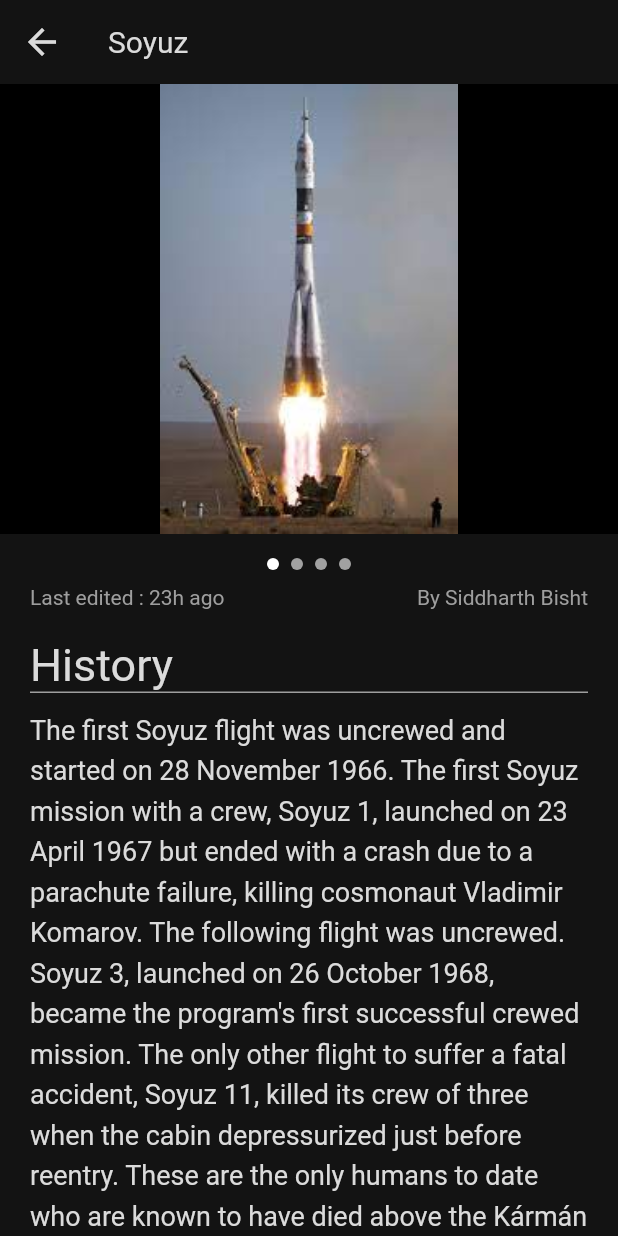
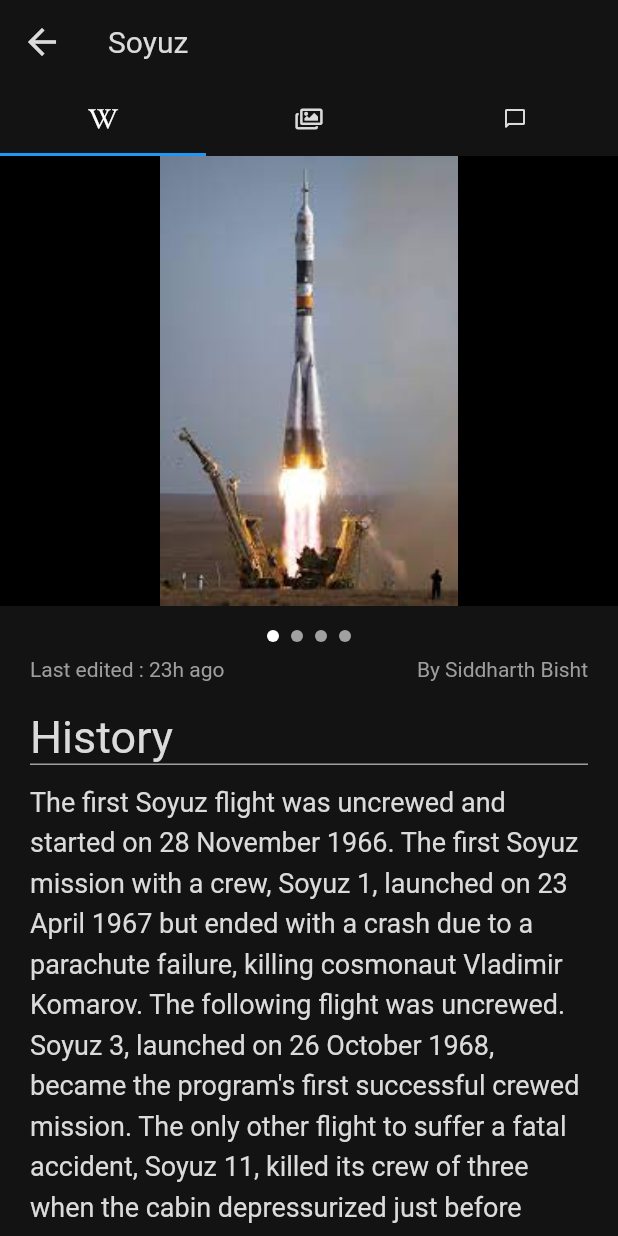
Before and after one commit to BSiddharth/RocketDictionary, a Flutter app: the CardDetailed screen opened by its route, on a phone screen of 412 x 824 dp. Run offline on Flutter 3.47's test engine with Material 2 defaults, Android fonts, the phone set to English and light mode, and no system bars; drawn by our look-alikes of smooth_page_indicator; our stand-ins replace flutter_riverpod, font_awesome_flutter.

Commit message:
added tabs in card detailed page

```diff
--- a/frontend/lib/main.dart
+++ b/frontend/lib/main.dart
@@ -3,7 +3,7 @@ import 'package:flutter/services.dart';
 import 'package:rocketdictionary/const.dart';
 import 'package:flutter_riverpod/flutter_riverpod.dart';
 import 'package:rocketdictionary/providers.dart';
-import 'package:rocketdictionary/screens/card_detailed.dart';
+import 'package:rocketdictionary/screens/cardDetailedScreens/card_detailed.dart';
 import 'package:rocketdictionary/screens/mainScreens/main_screen.dart';
 
 void main() {
--- /dev/null
+++ b/frontend/lib/screens/cardDetailedScreens/card_detailed.dart
@@ -0,0 +1,70 @@
+import 'package:flutter/material.dart';
+import 'package:rocketdictionary/customWidgets/custom_icon_button.dart';
+import 'package:font_awesome_flutter/font_awesome_flutter.dart';
+import 'package:rocketdictionary/screens/cardDetailedScreens/chat_post_screen.dart';
+import 'package:rocketdictionary/screens/cardDetailedScreens/gallery_screen.dart';
+import 'package:rocketdictionary/screens/cardDetailedScreens/wiki_screen.dart';
+
+class CardDetailed extends StatelessWidget {
+  CardDetailed({Key? key}) : super(key: key);
+  static const name = '/CardDetailed';
+
+  // final ScrollController _scrollController = ScrollController();
+
+  // _scrollToTop() {
+  //   _scrollController.animateTo(
+  //     _scrollController.position.minScrollExtent,
+  //     curve: Curves.easeOut,
+  //     duration: const Duration(milliseconds: 500),
+  //   );
+  // }
+
+  @override
+  Widget build(BuildContext context) {
+    return DefaultTabController(
+      length: 3,
+      child: Scaffold(
+        appBar: AppBar(
+          title: GestureDetector(
+            child: const Text('Soyuz'),
+            onTap: () {
+              // _scrollToTop();
+            },
+          ),
+          leading: CustomIconButton(
+            icon: const Icon(Icons.arrow_back),
+            onPressed: () {
+              Navigator.pop(context);
+            },
+          ),
+          bottom: const TabBar(
+            tabs: [
+              Tab(
+                  icon: FaIcon(
+                FontAwesomeIcons.wikipediaW,
+                size: 16,
+              )),
+              Tab(
+                  icon: FaIcon(
+                FontAwesomeIcons.images,
+                size: 16,
+              )),
+              Tab(
+                  icon: Icon(
+                Icons.chat_bubble_outline_rounded,
+                size: 16,
+              )),
+            ],
+          ),
+        ),
+        body: TabBarView(
+          children: [
+            WikiScreen(),
+            const GalleryScreen(),
+            const ChatPostScreen(),
+          ],
+        ),
+      ),
+    );
+  }
+}
--- /dev/null
+++ b/frontend/lib/screens/cardDetailedScreens/chat_post_screen.dart
@@ -0,0 +1,10 @@
+import 'package:flutter/material.dart';
+
+class ChatPostScreen extends StatelessWidget {
+  const ChatPostScreen({Key? key}) : super(key: key);
+
+  @override
+  Widget build(BuildContext context) {
+    return Container();
+  }
+}
--- /dev/null
+++ b/frontend/lib/screens/cardDetailedScreens/gallery_screen.dart
@@ -0,0 +1,10 @@
+import 'package:flutter/material.dart';
+
+class GalleryScreen extends StatelessWidget {
+  const GalleryScreen({Key? key}) : super(key: key);
+
+  @override
+  Widget build(BuildContext context) {
+    return Container();
+  }
+}
--- /dev/null
+++ b/frontend/lib/screens/cardDetailedScreens/wiki_screen.dart
@@ -0,0 +1,158 @@
+import 'package:flutter/material.dart';
+import 'package:rocketdictionary/const.dart';
+import 'package:rocketdictionary/customWidgets/scroll_glow_remover.dart';
+import 'package:rocketdictionary/providers.dart';
+import 'package:smooth_page_indicator/smooth_page_indicator.dart';
+import 'package:flutter_riverpod/flutter_riverpod.dart';
+
+class WikiScreen extends StatelessWidget {
+  WikiScreen({Key? key}) : super(key: key);
+  final ScrollController _scrollController = ScrollController();
+  final PageController _pageController = PageController(
+    initialPage: 0,
+  );
+
+  @override
+  Widget build(BuildContext context) {
+    return ScrollGlowRemover(
+      child: ListView(
+        controller: _scrollController,
+        children: [
+          Container(
+            color: Colors.black,
+            height: 300,
+            child: PageView(
+              scrollDirection: Axis.horizontal,
+              controller: _pageController,
+              children: const [
+                Image(
+                  image: AssetImage('assets/images/soyuz.jpg'),
+                  fit: BoxFit.contain,
+                  // fit: BoxFit.contain,
+                ),
+                Image(
+                  image: AssetImage('assets/images/g1.jpg'),
+                  fit: BoxFit.contain,
+                  // fit: BoxFit.contain,
+                ),
+                Image(
+                  image: AssetImage('assets/images/g2.jpg'),
+                  fit: BoxFit.contain,
+                  // fit: BoxFit.contain,
+                ),
+                Image(
+                  image: AssetImage('assets/images/g3.jpg'),
+                  fit: BoxFit.contain,
+                  // fit: BoxFit.contain,
+                ),
+              ],
+            ),
+          ),
+          Padding(
+            padding: const EdgeInsets.only(top: 16),
+            child: Center(child: Consumer(
+              builder: (context, ref, child) {
+                return SmoothPageIndicator(
+                  controller: _pageController,
+                  count: 4,
+                  effect: WormEffect(
+                    spacing: 8.0,
+                    radius: 16.0,
+                    dotWidth: 8.0,
+                    dotHeight: 8.0,
+                    paintStyle: PaintingStyle.fill,
+                    strokeWidth: 1.5,
+                    dotColor: ref.watch(lightModeActivatedStateProvider)
+                        ? Colors.grey
+                        : Colors.white60,
+                    activeDotColor: ref.watch(lightModeActivatedStateProvider)
+                        ? kPrussianBlue
+                        : Colors.white,
+                  ),
+                );
+              },
+            )),
+          ),
+          Padding(
+            padding: const EdgeInsets.symmetric(horizontal: 20, vertical: 10),
+            child: Row(
+              mainAxisAlignment: MainAxisAlignment.spaceBetween,
+              children: const [
+                Text(
+                  'Last edited : 23h ago',
+                  textAlign: TextAlign.right,
+                  style: TextStyle(color: Colors.grey),
+                ),
+                Text(
+                  'By Siddharth Bisht',
+                  textAlign: TextAlign.right,
+                  style: TextStyle(color: Colors.grey),
+                ),
+              ],
+            ),
+          ),
+          const CardDetailedHeadingParagraphs(
+            isTopHeading: true,
+            heading: 'History',
+            body:
+                '''The first Soyuz flight was uncrewed and started on 28 November 1966. The first Soyuz mission with a crew, Soyuz 1, launched on 23 April 1967 but ended with a crash due to a parachute failure, killing cosmonaut Vladimir Komarov. The following flight was uncrewed. Soyuz 3, launched on 26 October 1968, became the program's first successful crewed mission. The only other flight to suffer a fatal accident, Soyuz 11, killed its crew of three when the cabin depressurized just before reentry. These are the only humans to date who are known to have died above the Kármán line.[1] Despite these early incidents, Soyuz is widely considered the world's safest, most cost-effective human spaceflight vehicle,[2] established by its unparalleled length of operational history.[3][4] Soyuz spacecraft were used to carry cosmonauts to and from Salyut and later Mir Soviet space stations, and are now used for transport to and from the International Space Station (ISS). At least one Soyuz spacecraft is docked to ISS at all times for use as an escape craft in the event of an emergency. The spacecraft is intended to be replaced by the six-person Orel spacecraft.[5]''',
+          ),
+          const CardDetailedHeadingParagraphs(
+            isTopHeading: true,
+            heading: 'Design',
+            body:
+                '''A Soyuz spacecraft consists of three parts (from front to back):
+
+      A spheroid orbital module, which provides accommodation for the crew during their mission;
+      A small aerodynamic reentry module, which returns the crew to Earth;
+      A cylindrical service module with solar panels attached, which contains the instruments and engines.
+      The orbital and service modules are single-use and are destroyed upon reentry in the atmosphere. Though this might seem wasteful, it reduces the amount of heat shielding required for reentry, saving mass compared to designs containing all of the living space and life support in a single capsule. This allows smaller rockets to launch the spacecraft or can be used to increase the habitable space available to the crew (6.2 m3 (220 cu ft) in Apollo CM vs 7.5 m3 (260 cu ft) in Soyuz) in the mass budget. The orbital and reentry portions are habitable living space, with the service module containing the fuel, main engines and instrumentation. The Soyuz is not reusable; it is expendable. A new Soyuz spacecraft must be made for every mission.[6]
+
+      Soyuz can carry up to three crew members and provide life support for about 30 person days. The life support system provides a nitrogen/oxygen atmosphere at sea level partial pressures. The atmosphere is regenerated through potassium superoxide (KO2) cylinders, which absorb most of the carbon dioxide (CO2) and water produced by the crew and regenerates the oxygen, and lithium hydroxide (LiOH) cylinders which absorb leftover CO2.
+
+      The vehicle is protected during launch by a payload fairing, which is jettisoned along with the SAS at 2+1⁄2 minutes into launch. It has an automatic docking system. The ship can be operated automatically, or by a pilot independently of ground control.''',
+          ),
+        ],
+      ),
+    );
+  }
+}
+
+class CardDetailedHeadingParagraphs extends StatelessWidget {
+  const CardDetailedHeadingParagraphs(
+      {Key? key,
+      required this.heading,
+      required this.body,
+      this.isTopHeading = false})
+      : super(key: key);
+  final String heading;
+  final String body;
+  final bool isTopHeading;
+  @override
+  Widget build(BuildContext context) {
+    return Padding(
+      padding: const EdgeInsets.symmetric(
+        horizontal: 20.0,
+        vertical: 10,
+      ),
+      child: Column(
+        crossAxisAlignment: CrossAxisAlignment.start,
+        mainAxisSize: MainAxisSize.min,
+        children: [
+          Text(heading, style: TextStyle(fontSize: isTopHeading ? 30 : 25)),
+          Container(
+            color: Colors.grey,
+            height: isTopHeading ? 1 : 0,
+          ),
+          const SizedBox(
+            height: 10,
+          ),
+          Text(
+            body,
+            style: const TextStyle(fontSize: 18, height: 1.5),
+          )
+        ],
+      ),
+    );
+  }
+}
--- a/frontend/lib/screens/card_detailed.dart
+++ /dev/null
@@ -1,184 +0,0 @@
-import 'package:flutter/material.dart';
-import 'package:rocketdictionary/const.dart';
-import 'package:rocketdictionary/customWidgets/custom_icon_button.dart';
-import 'package:rocketdictionary/customWidgets/scroll_glow_remover.dart';
-import 'package:rocketdictionary/providers.dart';
-import 'package:smooth_page_indicator/smooth_page_indicator.dart';
-import 'package:flutter_riverpod/flutter_riverpod.dart';
-
-class CardDetailed extends StatelessWidget {
-  CardDetailed({Key? key}) : super(key: key);
-  static const name = '/CardDetailed';
-  final PageController _pageController = PageController(
-    initialPage: 0,
-  );
-  final ScrollController _scrollController = ScrollController();
-
-  _scrollToTop() {
-    _scrollController.animateTo(
-      _scrollController.position.minScrollExtent,
-      curve: Curves.easeOut,
-      duration: const Duration(milliseconds: 500),
-    );
-  }
-
-  @override
-  Widget build(BuildContext context) {
-    return Scaffold(
-      appBar: AppBar(
-        title: GestureDetector(
-          child: const Text('Soyuz'),
-          onTap: () {
-            _scrollToTop();
-          },
-        ),
-        leading: CustomIconButton(
-          icon: const Icon(Icons.arrow_back),
-          onPressed: () {
-            Navigator.pop(context);
-          },
-        ),
-      ),
-      body: ScrollGlowRemover(
-        child: ListView(
-          controller: _scrollController,
-          children: [
-            Container(
-              color: Colors.black,
-              height: 300,
-              child: PageView(
-                scrollDirection: Axis.horizontal,
-                controller: _pageController,
-                children: const [
-                  Image(
-                    image: AssetImage('assets/images/soyuz.jpg'),
-                    fit: BoxFit.contain,
-                    // fit: BoxFit.contain,
-                  ),
-                  Image(
-                    image: AssetImage('assets/images/g1.jpg'),
-                    fit: BoxFit.contain,
-                    // fit: BoxFit.contain,
-                  ),
-                  Image(
-                    image: AssetImage('assets/images/g2.jpg'),
-                    fit: BoxFit.contain,
-                    // fit: BoxFit.contain,
-                  ),
-                  Image(
-                    image: AssetImage('assets/images/g3.jpg'),
-                    fit: BoxFit.contain,
-                    // fit: BoxFit.contain,
-                  ),
-                ],
-              ),
-            ),
-            Padding(
-              padding: const EdgeInsets.only(top: 16),
-              child: Center(child: Consumer(
-                builder: (context, ref, child) {
-                  return SmoothPageIndicator(
-                    controller: _pageController,
-                    count: 4,
-                    effect: WormEffect(
-                      spacing: 8.0,
-                      radius: 16.0,
-                      dotWidth: 8.0,
-                      dotHeight: 8.0,
-                      paintStyle: PaintingStyle.fill,
-                      strokeWidth: 1.5,
-                      dotColor: ref.watch(lightModeActivatedStateProvider)
-                          ? Colors.grey
-                          : Colors.white60,
-                      activeDotColor: ref.watch(lightModeActivatedStateProvider)
-                          ? kPrussianBlue
-                          : Colors.white,
-                    ),
-                  );
-                },
-              )),
-            ),
-            Padding(
-              padding: const EdgeInsets.symmetric(horizontal: 20, vertical: 10),
-              child: Row(
-                mainAxisAlignment: MainAxisAlignment.spaceBetween,
-                children: const [
-                  Text(
-                    'Last edited : 23h ago',
-                    textAlign: TextAlign.right,
-                    style: TextStyle(color: Colors.grey),
-                  ),
-                  Text(
-                    'By Siddharth Bisht',
-                    textAlign: TextAlign.right,
-                    style: TextStyle(color: Colors.grey),
-                  ),
-                ],
-              ),
-            ),
-            const CardDetailedHeadingParagraphs(
-              isTopHeading: true,
-              heading: 'History',
-              body:
-                  '''The first Soyuz flight was uncrewed and started on 28 November 1966. The first Soyuz mission with a crew, Soyuz 1, launched on 23 April 1967 but ended with a crash due to a parachute failure, killing cosmonaut Vladimir Komarov. The following flight was uncrewed. Soyuz 3, launched on 26 October 1968, became the program's first successful crewed mission. The only other flight to suffer a fatal accident, Soyuz 11, killed its crew of three when the cabin depressurized just before reentry. These are the only humans to date who are known to have died above the Kármán line.[1] Despite these early incidents, Soyuz is widely considered the world's safest, most cost-effective human spaceflight vehicle,[2] established by its unparalleled length of operational history.[3][4] Soyuz spacecraft were used to carry cosmonauts to and from Salyut and later Mir Soviet space stations, and are now used for transport to and from the International Space Station (ISS). At least one Soyuz spacecraft is docked to ISS at all times for use as an escape craft in the event of an emergency. The spacecraft is intended to be replaced by the six-person Orel spacecraft.[5]''',
-            ),
-            const CardDetailedHeadingParagraphs(
-              isTopHeading: true,
-              heading: 'Design',
-              body:
-                  '''A Soyuz spacecraft consists of three parts (from front to back):
-
-A spheroid orbital module, which provides accommodation for the crew during their mission;
-A small aerodynamic reentry module, which returns the crew to Earth;
-A cylindrical service module with solar panels attached, which contains the instruments and engines.
-The orbital and service modules are single-use and are destroyed upon reentry in the atmosphere. Though this might seem wasteful, it reduces the amount of heat shielding required for reentry, saving mass compared to designs containing all of the living space and life support in a single capsule. This allows smaller rockets to launch the spacecraft or can be used to increase the habitable space available to the crew (6.2 m3 (220 cu ft) in Apollo CM vs 7.5 m3 (260 cu ft) in Soyuz) in the mass budget. The orbital and reentry portions are habitable living space, with the service module containing the fuel, main engines and instrumentation. The Soyuz is not reusable; it is expendable. A new Soyuz spacecraft must be made for every mission.[6]
-
-Soyuz can carry up to three crew members and provide life support for about 30 person days. The life support system provides a nitrogen/oxygen atmosphere at sea level partial pressures. The atmosphere is regenerated through potassium superoxide (KO2) cylinders, which absorb most of the carbon dioxide (CO2) and water produced by the crew and regenerates the oxygen, and lithium hydroxide (LiOH) cylinders which absorb leftover CO2.
-
-The vehicle is protected during launch by a payload fairing, which is jettisoned along with the SAS at 2+1⁄2 minutes into launch. It has an automatic docking system. The ship can be operated automatically, or by a pilot independently of ground control.''',
-            ),
-          ],
-        ),
-      ),
-    );
-  }
-}
-
-class CardDetailedHeadingParagraphs extends StatelessWidget {
-  const CardDetailedHeadingParagraphs(
-      {Key? key,
-      required this.heading,
-      required this.body,
-      this.isTopHeading = false})
-      : super(key: key);
-  final String heading;
-  final String body;
-  final bool isTopHeading;
-  @override
-  Widget build(BuildContext context) {
-    return Padding(
-      padding: const EdgeInsets.symmetric(
-        horizontal: 20.0,
-        vertical: 10,
-      ),
-      child: Column(
-        crossAxisAlignment: CrossAxisAlignment.start,
-        mainAxisSize: MainAxisSize.min,
-        children: [
-          Text(heading, style: TextStyle(fontSize: isTopHeading ? 30 : 25)),
-          Container(
-            color: Colors.grey,
-            height: isTopHeading ? 1 : 0,
-          ),
-          const SizedBox(
-            height: 10,
-          ),
-          Text(
-            body,
-            style: const TextStyle(fontSize: 18, height: 1.5),
-          )
-        ],
-      ),
-    );
-  }
-}
--- a/frontend/lib/screens/mainScreens/glossary_screen.dart
+++ b/frontend/lib/screens/mainScreens/glossary_screen.dart
@@ -2,12 +2,16 @@ import 'package:flutter/material.dart';
 import 'package:rocketdictionary/customWidgets/scroll_glow_remover.dart';
 
 class GlossaryScreen extends StatelessWidget {
-  const GlossaryScreen({Key? key}) : super(key: key);
+  GlossaryScreen({Key? key}) : super(key: key);
+  final ScrollController _firstController = ScrollController();
 
   @override
   Widget build(BuildContext context) {
     return ScrollGlowRemover(
+      child: Scrollbar(
+        controller: _firstController,
         child: ListView(
+          controller: _firstController,
           children: const [
             Heading(heading: 'A'),
             CollapsibleGlossaryCard(),
@@ -22,6 +26,7 @@ class GlossaryScreen extends StatelessWidget {
             CollapsibleGlossaryCard(),
             CollapsibleGlossaryCard(),
           ],
+        ),
       ),
     );
   }
--- a/frontend/lib/screens/mainScreens/home_screen.dart
+++ b/frontend/lib/screens/mainScreens/home_screen.dart
@@ -3,7 +3,7 @@ import 'package:rocketdictionary/const.dart';
 import 'package:flutter_riverpod/flutter_riverpod.dart';
 import 'package:rocketdictionary/customWidgets/scroll_glow_remover.dart';
 import 'package:rocketdictionary/providers.dart';
-import 'package:rocketdictionary/screens/card_detailed.dart';
+import 'package:rocketdictionary/screens/cardDetailedScreens/card_detailed.dart';
 
 class HomeScreen extends StatelessWidget {
   const HomeScreen({Key? key}) : super(key: key);
--- a/frontend/lib/screens/mainScreens/main_screen.dart
+++ b/frontend/lib/screens/mainScreens/main_screen.dart
@@ -18,10 +18,10 @@ class MainScreen extends StatefulWidget {
 class _MainPageState extends State<MainScreen> {
   static int _selectedIndex = 0;
 
-  static const List<Widget> _screenList = <Widget>[
-    HomeScreen(),
+  static final List<Widget> _screenList = <Widget>[
+    const HomeScreen(),
     GlossaryScreen(),
-    BookmarksScreen(),
+    const BookmarksScreen(),
   ];
 
   void _onItemTapped(int index) {
@@ -132,11 +132,6 @@ class _MainPageState extends State<MainScreen> {
       bottomNavigationBar: BottomNavigationBar(
         items: const <BottomNavigationBarItem>[
           BottomNavigationBarItem(
-            // icon: Image.asset(
-            //   'assets/icons/rocket.png',
-            //   color: _selectedIndex == 0 ? kDeepSkyBlue : kAntiFlashWhite,
-            //   height: 25,
-            // ),
             icon: FaIcon(FontAwesomeIcons.rocket),
             label: 'Home',
           ),
```
Lines whose indentation alone changed are shown as unchanged.
